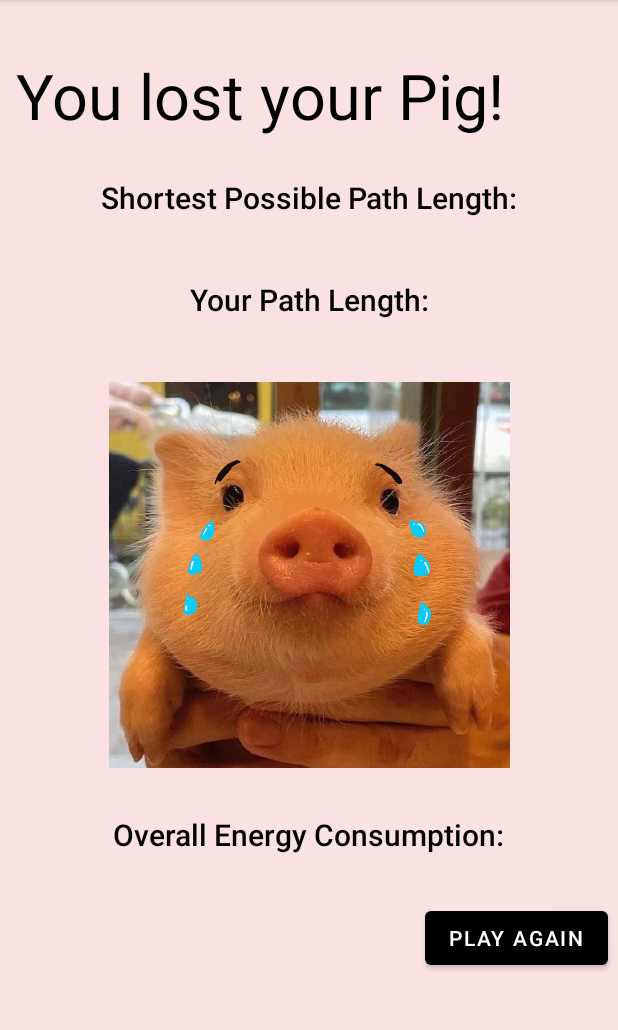
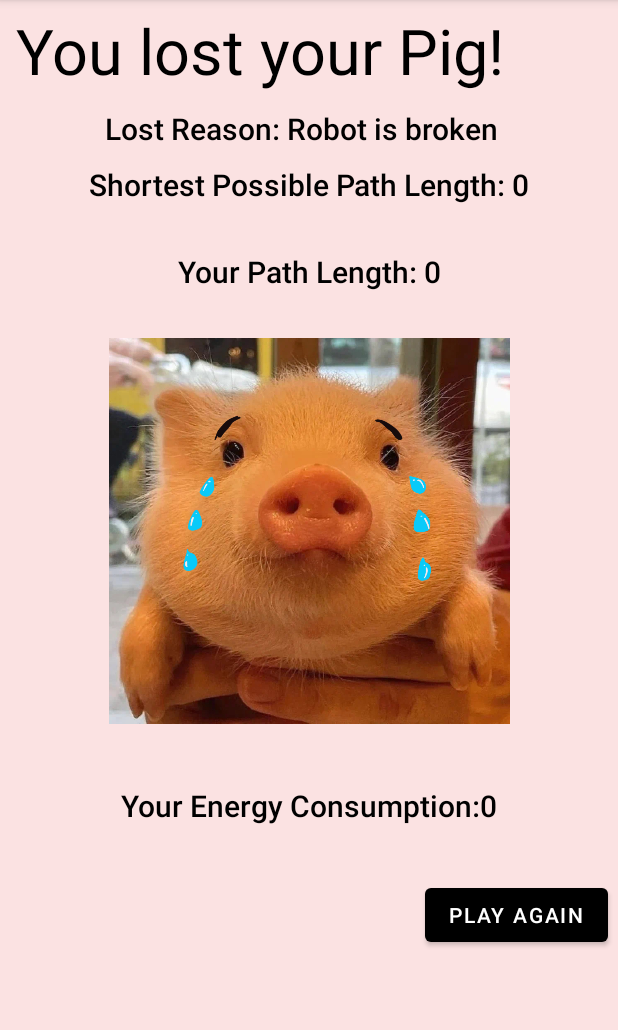
Before and after one commit to EffieZhang2401/AMazeByEffie, an Android app: the LosingActivity screen opened directly, with no data from a screen before it, on a phone screen of 412 x 824 dp, the part 84-1114 px from its top. Run offline under Robolectric (Android 15) with nearby library versions, the phone set to English and light mode, and no system bars; Roboto replaces fonts that are not available here.

Commit message:
adding the losing and winning message to the activity

```diff
--- a/app/src/main/java/edu/wm/cs/cs301/EffieZhang/gui/DataHolder.java
+++ b/app/src/main/java/edu/wm/cs/cs301/EffieZhang/gui/DataHolder.java
@@ -3,9 +3,10 @@ package edu.wm.cs.cs301.EffieZhang.gui;
 import android.app.Application;
 
 /**
- * This dataholder can save the data collected through
- * user's input
- *
+ * This dataholder can save the data collected through user's input
+ * It has the set method and get method to receive and transfer data
+ * It stores the data of mazelevel, driver, robot, algorithm,
+ * hasroom, and pathlength.
  * @author effiezhang
  */
 public class DataHolder extends Application {
@@ -15,7 +16,15 @@ public class DataHolder extends Application {
     private static int pathlength;
     private static String algorithm;
     private static Boolean hasroom;
+    private static int energyConsumption;
 
+    public static void setEnergyConsumption(int energy){
+        energyConsumption = energy;
+    }
+
+    public static int getEnergyConsumption(){
+        return energyConsumption;
+    }
     /**
      * Set the path length to the static int pathlength
      * @param len
--- a/app/src/main/java/edu/wm/cs/cs301/EffieZhang/gui/LosingActivity.java
+++ b/app/src/main/java/edu/wm/cs/cs301/EffieZhang/gui/LosingActivity.java
@@ -7,6 +7,7 @@ import android.content.Intent;
 import android.util.Log;
 import android.view.View;
 import android.widget.Button;
+import android.widget.TextView;
 import android.widget.Toast;
 /**
  * The LosingActivity class displays a losing message for the user, which includes
@@ -37,6 +38,31 @@ public class LosingActivity extends AppCompatActivity {
                 startActivity(back2Title);
             }
         });
+        setLosingScreenMessages();
+    }
+    /**
+     * This method sets the screen to show the
+     * user's path, the shortest possible path to
+     * solve the maze, and the overall energy
+     * consumption if the maze was not operated manually.
+     */
+    private void setLosingScreenMessages(){
+        TextView shortPath = (TextView) findViewById(R.id.shortestPathLengthTextView);
+        TextView userPath = (TextView) findViewById(R.id.userPathLengthTextView);
+        TextView energyCon = (TextView) findViewById(R.id.energyConsumptionTextView);
+        TextView reason = (TextView) findViewById(R.id.loseReason);
+        int pathLength = DataHolder.getPathlength();
+        int shortestPathLength = DataHolder.getPathlength();
+        int energy = DataHolder.getEnergyConsumption();
+        shortPath.setText("Shortest Possible Path Length: " + shortestPathLength);
+        userPath.setText("Your Path Length: " + pathLength);
+        energyCon.setText("Your Energy Consumption:"+ energy);
+        if(energy >= 3500){
+            reason.setText("Lost Reason: Lack of energy");
+        }
+        else{
+            reason.setText("Lost Reason: Robot is broken");
+        }
     }
     /**
      * This method checks to see if the back button has been pressed, and if
--- a/app/src/main/java/edu/wm/cs/cs301/EffieZhang/gui/PlayManuallyActivity.java
+++ b/app/src/main/java/edu/wm/cs/cs301/EffieZhang/gui/PlayManuallyActivity.java
@@ -31,7 +31,7 @@ public class PlayManuallyActivity extends AppCompatActivity {
     protected void onCreate(Bundle savedInstanceState) {
         super.onCreate(savedInstanceState);
         setContentView(R.layout.state_playmanually);
-
+        pathlength = 0;
         ImageButton upButton = (ImageButton) findViewById(R.id.upButton);
         upButton.setOnClickListener(new View.OnClickListener() {
             @Override
--- a/app/src/main/res/layout/state_losing.xml
+++ b/app/src/main/res/layout/state_losing.xml
@@ -11,18 +11,36 @@
         android:layout_width="wrap_content"
         android:layout_height="wrap_content"
         android:layout_marginLeft="10dp"
-        android:layout_marginTop="20dp"
+        android:layout_marginTop="5dp"
         android:fontFamily="@font/aclonica"
         android:gravity="center"
         android:text="You lost your Pig!"
         android:textAppearance="@style/TextAppearance.AppCompat.Body2"
         android:textColor="@color/black"
         android:textSize="42sp"
+        app:layout_constraintBottom_toTopOf="@+id/loseReason"
+        app:layout_constraintEnd_toEndOf="parent"
+        app:layout_constraintHorizontal_bias="0.0"
+        app:layout_constraintStart_toStartOf="parent"
+        app:layout_constraintTop_toTopOf="parent" />
+
+    <TextView
+        android:id = "@+id/loseReason"
+        android:layout_width="wrap_content"
+        android:layout_height="wrap_content"
+        android:layout_marginBottom = "10dp"
+        android:layout_marginTop="10dp"
+        android:textColor="@color/black"
+        android:textSize="20sp"
+        android:text="Lost Reason:"
+        android:textAppearance="@style/TextAppearance.AppCompat.Body2"
+        android:layout_marginLeft="70dp"
         app:layout_constraintBottom_toTopOf="@+id/shortestPathLengthTextView"
         app:layout_constraintEnd_toEndOf="parent"
         app:layout_constraintHorizontal_bias="0.0"
         app:layout_constraintStart_toStartOf="parent"
-        app:layout_constraintTop_toTopOf="parent" />
+        app:layout_constraintTop_toBottomOf="@id/textView18"
+        />
 
 
     <Button
@@ -46,7 +64,6 @@
         android:layout_marginStart="66dp"
         android:layout_marginTop="10dp"
         android:layout_marginEnd="66dp"
-        android:layout_marginBottom="15dp"
         android:text="Shortest Possible Path Length:"
         android:textAppearance="@style/TextAppearance.AppCompat.Body2"
         android:textColor="@color/black"
@@ -61,8 +78,8 @@
         android:layout_width="wrap_content"
         android:layout_height="wrap_content"
         android:layout_marginStart="126dp"
-        android:layout_marginTop="10dp"
         android:layout_marginEnd="126dp"
+        android:layout_marginTop="5dp"
         android:text="Your Path Length:"
         android:textAppearance="@style/TextAppearance.AppCompat.Body2"
         android:textColor="@color/black"
@@ -79,7 +96,7 @@
         android:layout_marginStart="75dp"
         android:layout_marginEnd="75dp"
         android:layout_marginTop="10dp"
-        android:layout_marginBottom="15dp"
+        android:layout_marginBottom="10dp"
         android:text="Overall Energy Consumption:"
         android:textAppearance="@style/TextAppearance.AppCompat.Body2"
         android:textColor="@color/black"
@@ -94,7 +111,6 @@
         android:id="@+id/imageView3"
         android:layout_width="267dp"
         android:layout_height="268dp"
-        android:layout_marginTop="20dp"
         app:layout_constraintBottom_toTopOf="@+id/energyConsumptionTextView"
         app:layout_constraintEnd_toEndOf="parent"
         app:layout_constraintStart_toStartOf="parent"
```
Also changed, not shown: app/src/main/java/edu/wm/cs/cs301/EffieZhang/gui/WinningActivity.java (+19 -0 lines).
